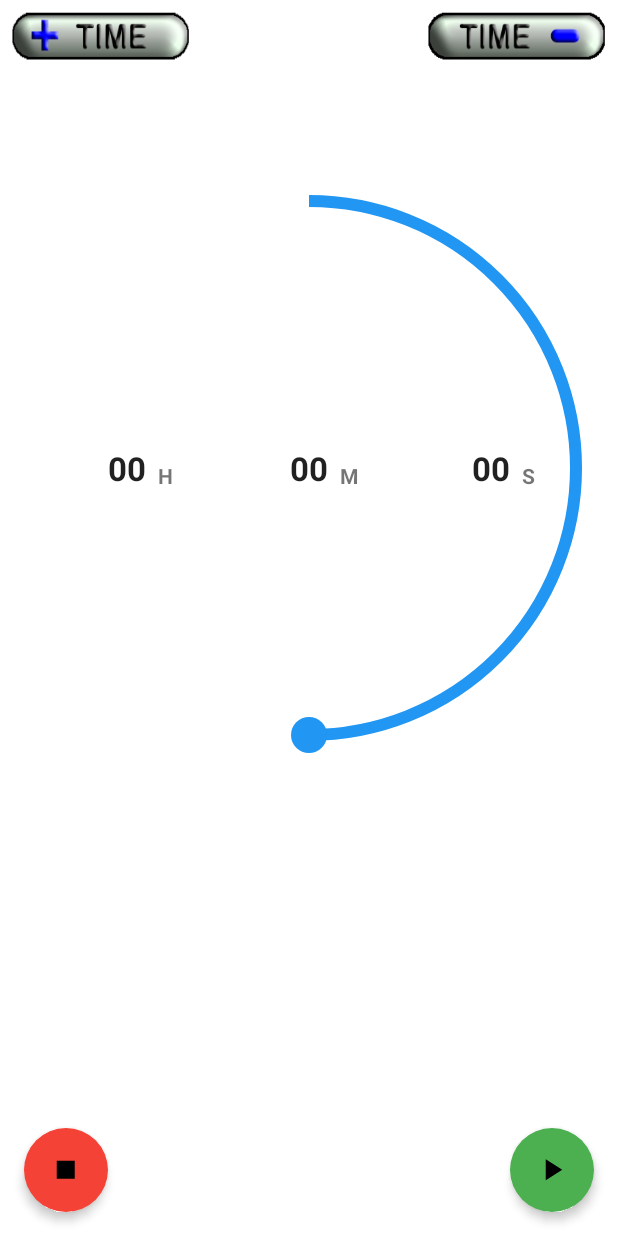
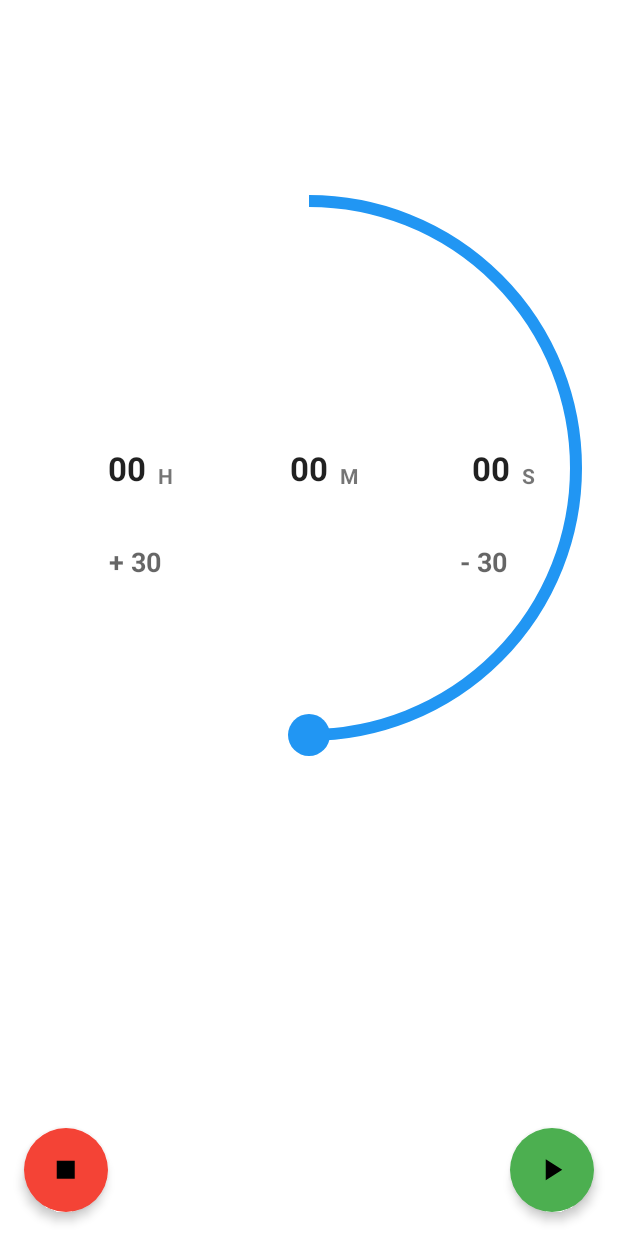
Before and after one commit to virtualprodigy/Public_StudyProAndroid, an Android app: the layout study_timer_fragment.xml on its own in the app's theme, with its tools: preview values and no code run, on a phone screen of 412 x 824 dp. Run offline under Robolectric (Android 15) with nearby library versions, the light colour scheme and no system bars.

Commit message:
Date: February 2, 2016 at 11:51:58 AM EST
Removing dispatch draw. That's actually called to draw children of a view. so the arc is technically drawn before the circle, but it all happens too quickly for the eye to catch.
I need to fix butterknife in the view class, it's not binding the views because I'm setting it up in the wrong place

```diff
--- a/app/src/main/java/com/virtualprodigy/StudyPro/layouts/TimerDisplayLayout.java
+++ b/app/src/main/java/com/virtualprodigy/StudyPro/layouts/TimerDisplayLayout.java
@@ -2,16 +2,26 @@ package com.virtualprodigy.studypro.layouts;
 
 import android.content.Context;
 import android.content.res.Resources;
+import android.content.res.TypedArray;
 import android.graphics.Canvas;
 import android.graphics.Paint;
 import android.graphics.Point;
 import android.graphics.RectF;
+import android.support.annotation.Nullable;
 import android.util.AttributeSet;
 import android.util.DisplayMetrics;
 import android.util.TypedValue;
+import android.widget.Button;
 import android.widget.RelativeLayout;
+import android.widget.TextView;
 
 import com.virtualprodigy.studypro.R;
+
+import java.text.NumberFormat;
+
+import butterknife.Bind;
+import butterknife.ButterKnife;
+import butterknife.OnClick;
 
 /**
  * Created by virtualprodigyllc on 2/1/16.
@@ -26,6 +36,15 @@ public class TimerDisplayLayout extends RelativeLayout {
     private int arcCircumference;
     private int circleRadius;
     private Point cicrleCoord;
+    private TypedArray timeIncrements;
+    private int currentIncrementIndex = -1;
+    protected @Nullable @Bind(R.id.hourDisplay) TextView hourDisplay;
+    protected @Nullable @Bind(R.id.minuteDisplay) TextView minuteDisplay;
+    protected @Nullable @Bind(R.id.secondDisplay) TextView secondsDisplay;
+    protected @Nullable @Bind(R.id.increaseTimer) Button increaseTimer;
+    protected @Nullable
+    @Bind(R.id.decreaseTimer) Button decreaseTimer;
+
 
     public TimerDisplayLayout(Context context) {
         super(context);
@@ -55,7 +74,7 @@ public class TimerDisplayLayout extends RelativeLayout {
     private void init(Context context) {
         this.context = context;
         this.res = context.getResources();
-
+        ButterKnife.bind(this);
         arcRect = new RectF();
         arcPaint = new Paint();
         arcPaint.setColor(res.getColor(R.color.material_blue));
@@ -64,12 +83,10 @@ public class TimerDisplayLayout extends RelativeLayout {
         arcPaint.setStyle(Paint.Style.STROKE);
 
         circlePaint = new Paint(arcPaint);
-//        circlePaint = new Paint();
-//        circlePaint.setColor(res.getColor(R.color.material_blue));
-//        circlePaint.setAntiAlias(true);
-//        circlePaint.setStrokeWidth(res.getDimension(R.dimen.timer_circle_stroke));
         circlePaint.setStyle(Paint.Style.FILL);
         circleRadius = (int) res.getDimension(R.dimen.timer_circle_radius);
+
+        timeIncrements = res.obtainTypedArray(R.array.time_increments);
         setWillNotDraw(false);
     }
 
@@ -98,11 +115,18 @@ public class TimerDisplayLayout extends RelativeLayout {
     }
 
     @Override
-    protected void dispatchDraw(Canvas canvas) {
-        //calculate the sweepAngle
+    protected void onDraw(Canvas canvas) {
+        calculateSweepAngle();
+        calculateCircleCoordinates();
+
+        canvas.drawArc(arcRect, -90, sweepAngle, false, arcPaint);
+        canvas.drawCircle(cicrleCoord.x, cicrleCoord.y, circleRadius, circlePaint);
+//                postInvalidateDelayed(1000);
+        super.onDraw(canvas);
+    }
+
+    private void calculateSweepAngle() {
         sweepAngle = 180;
-        calculateCircleCoordinates();
-        super.dispatchDraw(canvas);
     }
 
     /**
@@ -110,21 +134,55 @@ public class TimerDisplayLayout extends RelativeLayout {
      * parametric equation for a circle
      */
     private void calculateCircleCoordinates() {
-        int arcRadius = (arcCircumference/2);
+        int arcRadius = (arcCircumference / 2);
         //remember to convert the degree angle to radians
         //remove 90 degrees from the sweep angle since the that's the factor used to adjust the arc initial drawing point
         int x = (int) ((arcRect.left + arcRadius) + arcRadius * Math.cos(((sweepAngle - 90) * Math.PI / 180F)));
-        int y = (int) Math.abs ( (arcRect.top + arcRadius) + arcRadius * Math.sin(((sweepAngle -90) * Math.PI / 180F)));
-        cicrleCoord = new Point();
-        cicrleCoord.set(x,y);
+        int y = (int) Math.abs((arcRect.top + arcRadius) + arcRadius * Math.sin(((sweepAngle - 90) * Math.PI / 180F)));
+        if (cicrleCoord == null) {
+            cicrleCoord = new Point();
+        }
+        cicrleCoord.set(x, y);
     }
 
-    @Override
-    protected void onDraw(Canvas canvas) {
-        canvas.drawArc(arcRect, -90, sweepAngle, false, arcPaint);
-        if(cicrleCoord != null)
-        canvas.drawCircle(cicrleCoord.x, cicrleCoord.y, circleRadius, circlePaint);
-//                postInvalidateDelayed(1000);
-        super.onDraw(canvas);
+    /**
+     * This method increases the timer value
+     */
+    @Nullable  @OnClick(R.id.increaseTimer)
+    public void onClickIncreaseTimer(){
+        currentIncrementIndex =+ 1;
+        if (currentIncrementIndex <= timeIncrements.length()){
+            long time = Long.parseLong(timeIncrements.getString(currentIncrementIndex));
+            displayTime(time);
+        }
+
+    }
+
+    /**
+     * This method decreases the timer value
+     */
+    @Nullable @OnClick(R.id.increaseTimer)
+    public void onClickDecreaseTimer(){
+        currentIncrementIndex =- 1;
+        if (currentIncrementIndex >= timeIncrements.length()){
+            long time = Long.parseLong(timeIncrements.getString(currentIncrementIndex));
+            displayTime(time);
+        }
+    }
+
+    /**
+     * Parses the hours, minutes, and seconds from the long time
+     * then displays then to the user
+     * @param time - time in milliseconds
+     */
+    private void displayTime(long time){
+        NumberFormat numberFormat;
+        numberFormat = NumberFormat.getInstance();
+        numberFormat.setMinimumIntegerDigits(2);
+
+        hourDisplay.setText(numberFormat.format((int) (time / 3600)));
+        minuteDisplay.setText(numberFormat.format((int) (time % 3600) / 60));
+        secondsDisplay.setText(numberFormat.format((int) time % 60));
+
     }
 }
--- a/app/src/main/res/layout/study_timer_fragment.xml
+++ b/app/src/main/res/layout/study_timer_fragment.xml
@@ -23,20 +23,24 @@
 
         android:layout_height="45dp"
         android:layout_alignParentLeft="true"
+        android:layout_alignParentStart="true"
         android:layout_marginLeft="7dp"
+        android:layout_marginStart="7dp"
         android:adjustViewBounds="true"
-        android:background="@drawable/pulbutton"></Button>
+        android:background="@drawable/pulbutton"
+        android:visibility="gone"/>
 
     <Button
         android:id="@+id/DecreaseButton"
         android:layout_width="120dp"
         android:layout_height="45dp"
         android:layout_alignParentRight="true"
+        android:layout_alignParentEnd="true"
         android:layout_marginRight="7dp"
+        android:layout_marginEnd="7dp"
         android:adjustViewBounds="true"
         android:background="@drawable/negitivebutton"
-
-        ></Button>
+        android:visibility="gone"/>
 
 
     <ImageView
@@ -44,8 +48,10 @@
         android:layout_width="200dp"
         android:layout_height="200dp"
         android:layout_alignParentRight="true"
+        android:layout_alignParentEnd="true"
         android:layout_alignParentBottom="true"
-        android:adjustViewBounds="true" />
+        android:adjustViewBounds="true"
+        android:contentDescription="@string/mascot_description"/>
     <TextView
         android:id="@+id/totaltime"
         android:layout_width="wrap_content"
@@ -66,7 +72,7 @@
             android:id="@+id/mascotSpeechTV"
             android:layout_width="wrap_content"
             android:layout_height="wrap_content"
-            android:gravity="left"
+            android:gravity="start"
             android:includeFontPadding="false"
             android:paddingTop="2dp"
             android:singleLine="false"
@@ -80,6 +86,7 @@
         android:layout_height="wrap_content"
         android:layout_above="@+id/snackbarContainer"
         android:layout_alignParentRight="true"
+        android:layout_alignParentEnd="true"
         android:layout_margin="16dp"
         android:src="@drawable/control_play_icon"
         app:backgroundTint="@color/material_green"
@@ -92,6 +99,7 @@
         android:layout_height="wrap_content"
         android:layout_above="@+id/snackbarContainer"
         android:layout_alignParentLeft="true"
+        android:layout_alignParentStart="true"
         android:layout_margin="16dp"
         android:src="@drawable/control_stop_icon"
         app:backgroundTint="@color/material_red"
--- a/app/src/main/res/layout/timer_display_layout.xml
+++ b/app/src/main/res/layout/timer_display_layout.xml
@@ -5,6 +5,7 @@
     android:layout_height="match_parent">
 
     <LinearLayout
+        android:id="@+id/numericDisplay"
         android:layout_width="match_parent"
         android:layout_height="wrap_content"
         android:layout_centerInParent="true"
@@ -68,4 +69,19 @@
                 android:text="@string/second_indicator" />
         </RelativeLayout>
     </LinearLayout>
+
+    <Button
+        android:id="@+id/increaseTimer"
+        android:layout_below="@+id/numericDisplay"
+        android:layout_alignParentLeft="true"
+        android:layout_alignParentStart="true"
+        android:text="@string/increase_time"
+        style="@style/timeIncrementButtons" />
+    <Button
+        android:id="@+id/decreaseTimer"
+        android:layout_below="@+id/numericDisplay"
+        android:layout_alignParentRight="true"
+        android:layout_alignParentEnd="true"
+        android:text="@string/decrease_time"
+        style="@style/timeIncrementButtons" />
 </com.virtualprodigy.studypro.layouts.TimerDisplayLayout>
--- a/app/src/main/res/values/arrays.xml
+++ b/app/src/main/res/values/arrays.xml
@@ -16,4 +16,15 @@
         <item>@drawable/infobutton</item>
     </array>
 
+    <!--The values of the timer in 30min increments. 30min - 4hrs-->
+    <string-array name="time_increments">
+        <item>1800000</item>
+        <item>3600000</item>
+        <item>5400000</item>
+        <item>7200000</item>
+        <item>9000000</item>
+        <item>10800000</item>
+        <item>12600000</item>
+        <item>14400000</item>
+    </string-array>
 </resources>
--- a/app/src/main/res/values/dimens.xml
+++ b/app/src/main/res/values/dimens.xml
@@ -2,6 +2,6 @@
 <resources>
     <!--study timer-->
     <dimen name="timer_circle_stroke">8dp</dimen>
-    <dimen name="timer_circle_radius">12dp</dimen>
+    <dimen name="timer_circle_radius">14dp</dimen>
 
 </resources>
--- a/app/src/main/res/values/strings.xml
+++ b/app/src/main/res/values/strings.xml
@@ -37,7 +37,10 @@
     <string name="hour_indicator">H</string>
     <string name="minute_indicator">M</string>
     <string name="second_indicator">S</string>
+    <string name="increase_time">+ 30</string>
+    <string name="decrease_time">- 30</string>
     <string name="totaltime">Select Your Amount Of Study Time</string>
+    <string name="mascot_description">An image of the app mascot</string>
     <string name="vib_title">Vibrate</string>
     <string name="vib_summary">Device will vibrate when the timer finishes</string>
     <string name="alarm_title">Alarm Sound</string>
--- a/app/src/main/res/values/styles.xml
+++ b/app/src/main/res/values/styles.xml
@@ -27,4 +27,15 @@
         <item name="android:layout_centerVertical">false</item>
         <item name="android:layout_margin">0dp</item>
     </style>
+
+    <style name="timeIncrementButtons">
+        <item name="android:layout_width">wrap_content</item>
+        <item name="android:layout_height">wrap_content</item>
+        <item name="android:layout_marginTop">16dp</item>
+        <item name="android:layout_marginLeft">22dp</item>
+        <item name="android:layout_marginRight">22dp</item>
+        <item name="android:background">?android:attr/selectableItemBackground</item>
+        <item name="android:textStyle">bold</item>
+        <item name="android:textAppearance">?android:attr/textAppearanceMedium</item>
+    </style>
 </resources>
```
Also changed, not shown: app/src/main/java/com/virtualprodigy/StudyPro/StudyTimer/StudyTimerFragment.java (+7 -12 lines), app/src/main/java/com/virtualprodigy/StudyPro/ottoBus/OttoHelper.java (added, +58 -0 lines), app/src/main/java/com/virtualprodigy/StudyPro/ottoBus/busPostEvents/UpdateCalendarListEvent.java (added, +7 -0 lines).
